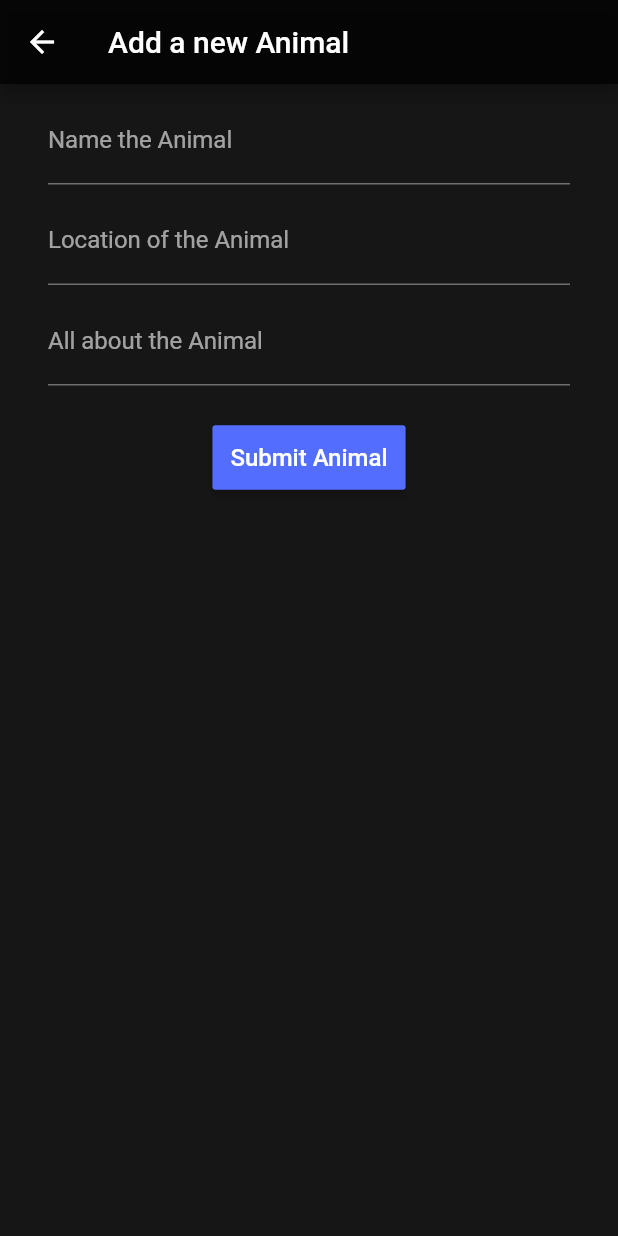
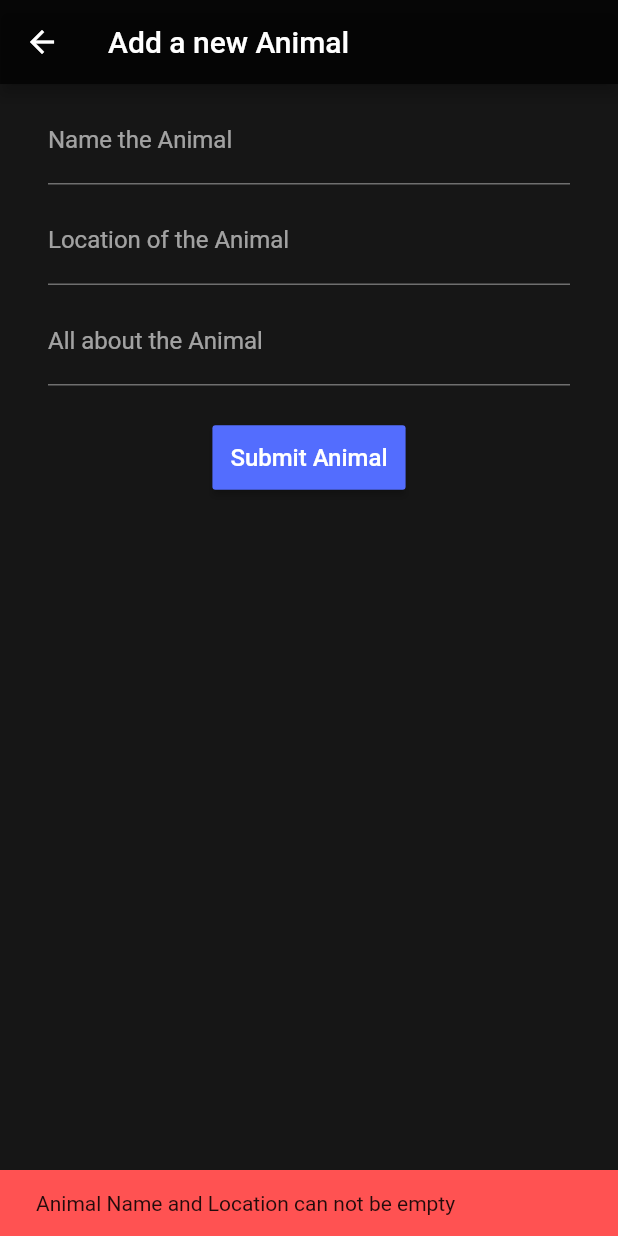
Before and after one commit to patelprashant/my_pet_house, a Flutter app: the AddAnimalFormPage screen opened directly, after a tap on "Submit Animal", on a phone screen of 412 x 824 dp. Run offline on Flutter 3.47's test engine with Material 2 defaults, Android fonts, the phone set to English and light mode, and no system bars; network calls fail.

```diff
--- a/lib/ui/new_animal_form_page.dart
+++ b/lib/ui/new_animal_form_page.dart
@@ -76,8 +76,11 @@ class _AddAnimalFormPageState extends State<AddAnimalFormPage> {
   }
 
   submitAnimal(BuildContext context) {
-    if (animalNameController.text.isEmpty) {
-      print('Animal Name can not be empty');
+    if (animalNameController.text.isEmpty ||
+        animalLocationController.text.isEmpty) {
+      Scaffold.of(context).showSnackBar(SnackBar(
+          backgroundColor: Colors.redAccent,
+          content: Text('Animal Name and Location can not be empty')));
     } else {
       var newAnimal = Dog(animalNameController.text,
           animalLocationController.text, animalDescController.text, 'Breed B');
```
Also changed, not shown: lib/ui/animal_detail_page.dart (+20 -0 lines).
